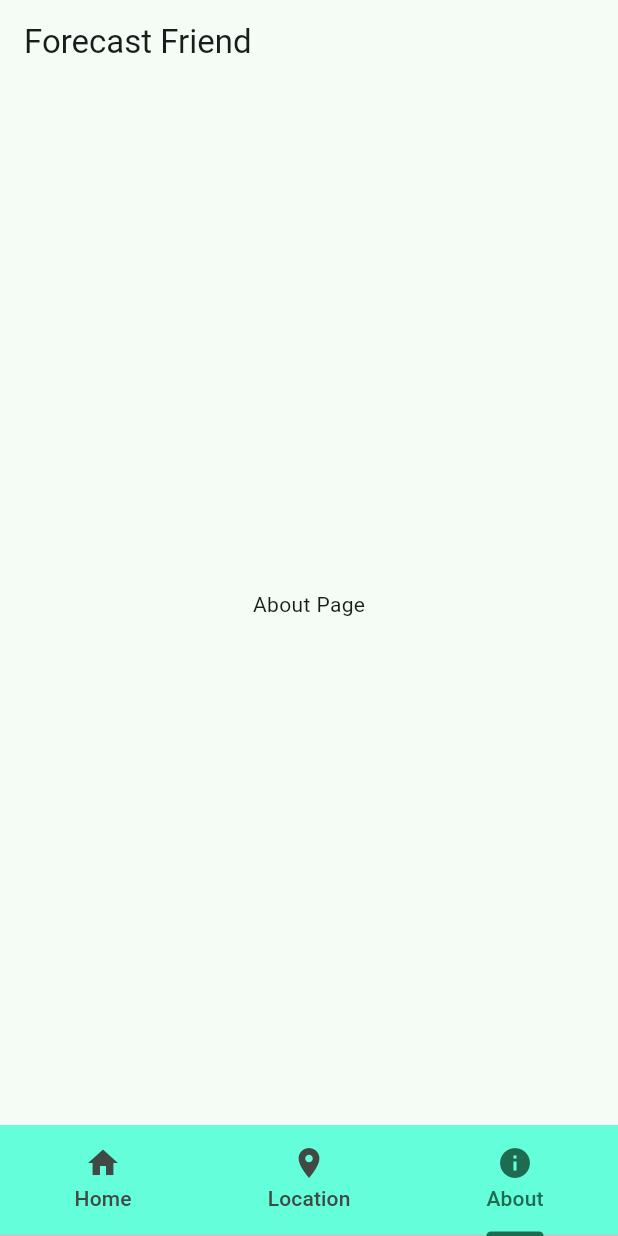
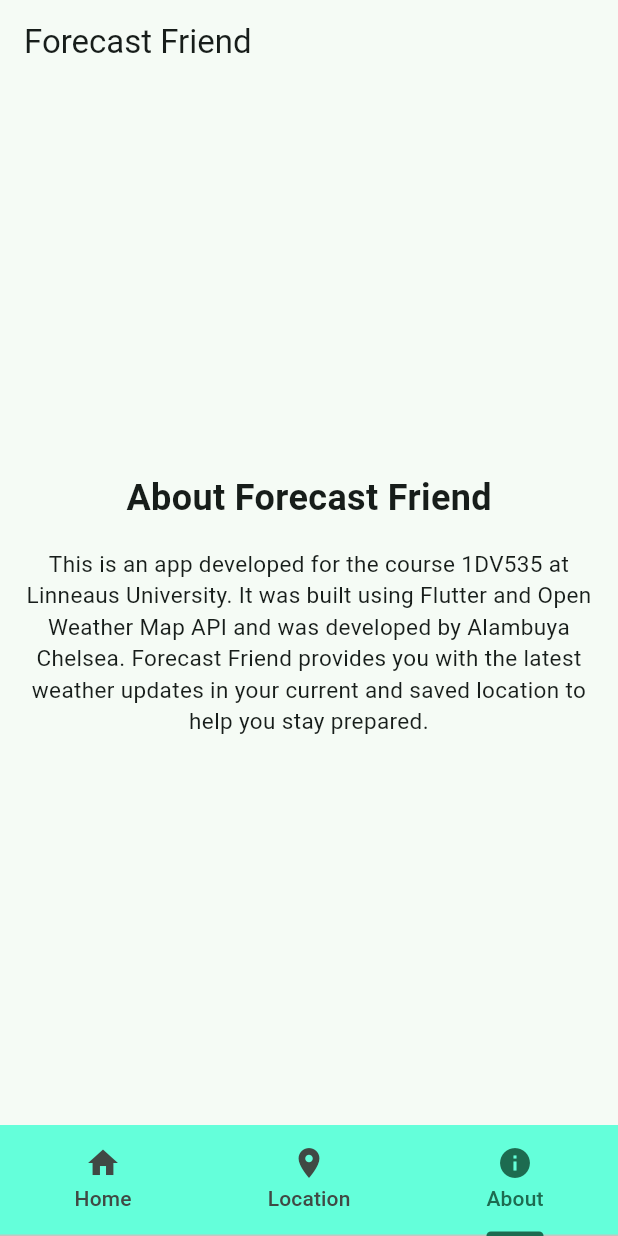
Before and after one commit to alambuyachelsea/Forecast-Friend, a Flutter app: the screen it shows after launch, item 3 of the bottom bar chosen, on a phone screen of 412 x 824 dp. Run offline on Flutter 3.47's test engine with Material 3 defaults, Android fonts, the phone set to English and light mode, and no system bars.

Commit message:
about page

```diff
--- a/lib/main.dart
+++ b/lib/main.dart
@@ -35,7 +35,7 @@ class MyHomePage extends StatelessWidget {
           children: [
             Center(child: Text('Home Page')),
             Center(child: Text('Location Page')),
-            Center(child: Text('About Page')),
+            AboutPage(),
           ],
         ),
         bottomNavigationBar: Container(
@@ -52,3 +52,36 @@ class MyHomePage extends StatelessWidget {
     );
   }
 }
+
+class AboutPage extends StatelessWidget {
+  const AboutPage({super.key});
+
+  @override
+  Widget build(BuildContext context) {
+    return const Padding(
+      padding: EdgeInsets.all(16.0),
+      child: Column(
+        mainAxisAlignment: MainAxisAlignment.center,
+        children: [
+          Text(
+            'About Forecast Friend',
+            style: TextStyle(
+              fontSize: 24,
+              fontWeight: FontWeight.bold,
+            ),
+          ),
+          SizedBox(height: 16),
+          Text(
+            'This is an app developed for the course 1DV535 at Linneaus University. '
+            'It was built using Flutter and Open Weather Map API and was '
+            'developed by Alambuya Chelsea. '
+            'Forecast Friend provides you with the latest weather updates in '
+            'your current and saved location to help you stay prepared.',
+            textAlign: TextAlign.center,
+            style: TextStyle(fontSize: 15),
+          ),
+        ],
+      ),
+    );
+  }
+}
```
